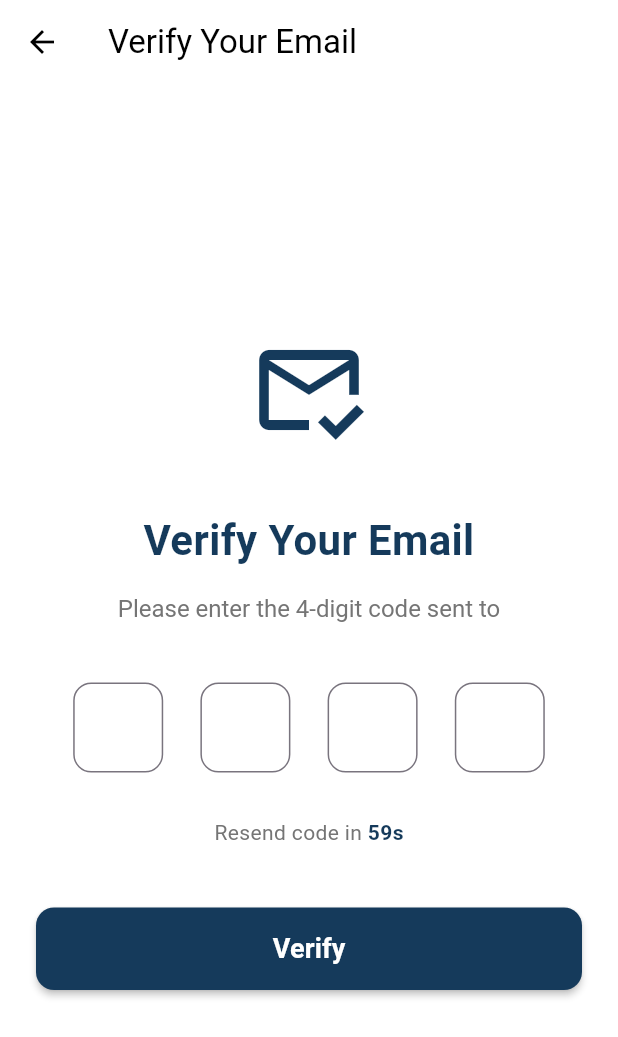
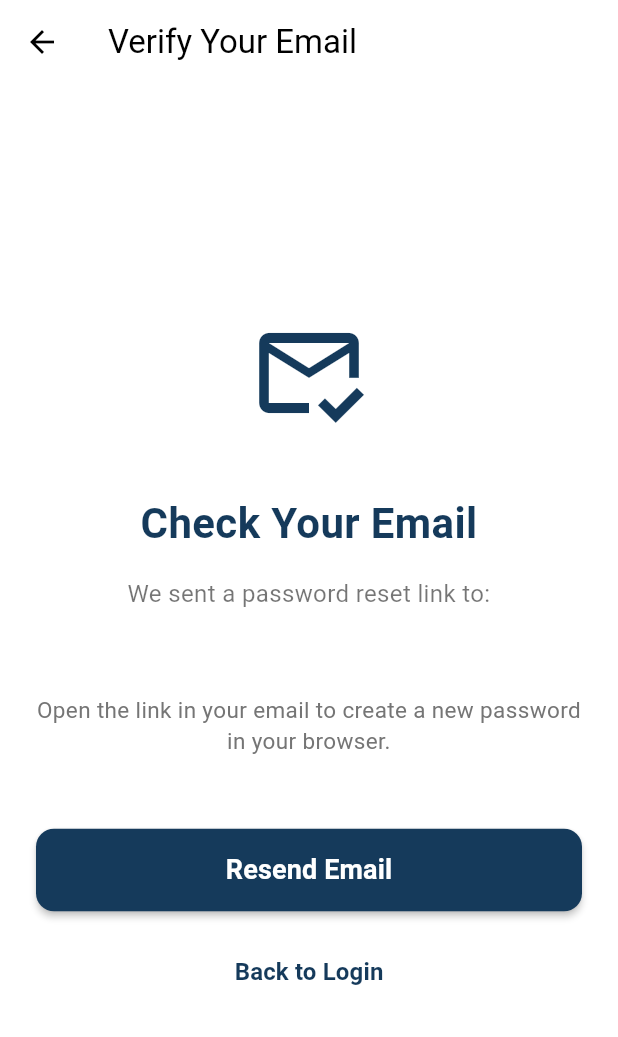
Before and after one commit to dorothyatienza/tanaw-app-capstone, a Flutter app: the VerificationCodeScreen screen opened directly with empty values, on a phone screen of 412 x 824 dp. Shown: the top 1037 px of the screen. Run offline on Flutter 3.47's test engine with Material 3 defaults, Android fonts, the phone set to English and light mode, and no system bars; our stand-ins replace cloud_firestore, firebase_auth, firebase_core, flutter_tts, font_awesome_flutter, google_sign_in and 3 more; accounts and stored records are empty.

Commit message:
forgot password now working
forgot password now working

```diff
--- a/lib/screens/verification_code_screen.dart
+++ b/lib/screens/verification_code_screen.dart
@@ -1,7 +1,8 @@
+import 'package:firebase_auth/firebase_auth.dart';
 import 'package:flutter/material.dart';
 import 'package:flutter/services.dart';
-import 'dart:async';
-import 'new_password_screen.dart';
+
+import 'login_screen.dart';
 
 class VerificationCodeScreen extends StatefulWidget {
   final String email;
@@ -13,73 +14,7 @@ class VerificationCodeScreen extends StatefulWidget {
 }
 
 class _VerificationCodeScreenState extends State<VerificationCodeScreen> {
-  final List<TextEditingController> _controllers =
-      List.generate(4, (index) => TextEditingController());
-  final List<FocusNode> _focusNodes =
-      List.generate(4, (index) => FocusNode());
-  Timer? _timer;
-  int _countdown = 60;
-  bool _canResend = false;
-
-  @override
-  void initState() {
-    super.initState();
-    _startCountdown();
-  }
-
-  @override
-  void dispose() {
-    for (var controller in _controllers) {
-      controller.dispose();
-    }
-    for (var focusNode in _focusNodes) {
-      focusNode.dispose();
-    }
-    _timer?.cancel();
-    super.dispose();
-  }
-
-  void _startCountdown() {
-    _canResend = false;
-    _countdown = 60;
-    _timer = Timer.periodic(const Duration(seconds: 1), (timer) {
-      setState(() {
-        if (_countdown > 0) {
-          _countdown--;
-        } else {
-          _canResend = true;
-          timer.cancel();
-        }
-      });
-    });
-  }
-
-  void _resendCode() {
-    if (_canResend) {
-      HapticFeedback.lightImpact();
-      _startCountdown();
-      // Here you would implement the actual resend logic
-      ScaffoldMessenger.of(context).showSnackBar(
-        const SnackBar(
-          content: Text('Verification code resent!'),
-          backgroundColor: Color(0xFF153A5B),
-        ),
-      );
-    }
-  }
-
-  void _verifyCode() {
-    String code = _controllers.map((controller) => controller.text).join();
-    if (code.length == 4) {
-      HapticFeedback.lightImpact();
-      Navigator.push(
-        context,
-        MaterialPageRoute(
-          builder: (context) => const NewPasswordScreen(),
-        ),
-      );
-    }
-  }
+  bool _isResending = false;
 
   @override
   Widget build(BuildContext context) {
@@ -111,7 +46,7 @@ class _VerificationCodeScreenState extends State<VerificationCodeScreen> {
               ),
               const SizedBox(height: 40),
               const Text(
-                'Verify Your Email',
+                'Check Your Email',
                 textAlign: TextAlign.center,
                 style: TextStyle(
                   fontSize: 28,
@@ -120,69 +55,30 @@ class _VerificationCodeScreenState extends State<VerificationCodeScreen> {
                 ),
               ),
               const SizedBox(height: 16),
-              RichText(
+              const Text(
+                'We sent a password reset link to:',
                 textAlign: TextAlign.center,
-                text: TextSpan(
-                  style: TextStyle(
+                style: TextStyle(fontSize: 16, color: Colors.black54),
+              ),
+              const SizedBox(height: 8),
+              Text(
+                widget.email,
+                textAlign: TextAlign.center,
+                style: const TextStyle(
                   fontSize: 16,
-                    color: Colors.grey.shade600,
-                  ),
-                  children: [
-                    const TextSpan(
-                        text: 'Please enter the 4-digit code sent to '),
-                    TextSpan(
-                      text: widget.email,
-                      style: const TextStyle(
                   fontWeight: FontWeight.bold,
                   color: Color(0xFF153A5B),
                 ),
               ),
-                  ],
+              const SizedBox(height: 24),
+              Text(
+                'Open the link in your email to create a new password in your browser.',
+                textAlign: TextAlign.center,
+                style: TextStyle(fontSize: 15, color: Colors.grey.shade600),
               ),
-              ),
-              const SizedBox(height: 40),
-              Row(
-                mainAxisAlignment: MainAxisAlignment.spaceEvenly,
-                children:
-                    List.generate(4, (index) => _buildCodeInput(index)),
-              ),
-              const SizedBox(height: 30),
-              if (!_canResend)
-                Row(
-                  mainAxisAlignment: MainAxisAlignment.center,
-                  children: [
-                    Text(
-                      'Resend code in ',
-                      style: TextStyle(
-                        color: Colors.grey.shade600,
-                        fontSize: 14,
-                      ),
-                    ),
-                    Text(
-                      '${_countdown.toString().padLeft(2, '0')}s',
-                      style: const TextStyle(
-                        color: Color(0xFF153A5B),
-                        fontSize: 14,
-                        fontWeight: FontWeight.bold,
-                      ),
-                    ),
-                  ],
-                ),
-              if (_canResend)
-                TextButton(
-                  onPressed: _resendCode,
-                  child: const Text(
-                    'Resend Code',
-                    style: TextStyle(
-                      color: Color(0xFF153A5B),
-                      fontSize: 14,
-                      fontWeight: FontWeight.bold,
-                    ),
-                  ),
-                ),
-              const SizedBox(height: 40),
+              const SizedBox(height: 48),
               ElevatedButton(
-                onPressed: _verifyCode,
+                onPressed: _isResending ? null : _resendEmail,
                 style: ElevatedButton.styleFrom(
                   backgroundColor: const Color(0xFF153A5B),
                   minimumSize: const Size.fromHeight(55),
@@ -191,12 +87,33 @@ class _VerificationCodeScreenState extends State<VerificationCodeScreen> {
                   ),
                   elevation: 2,
                 ),
-                child: const Text(
-                  'Verify',
+                child: _isResending
+                    ? const SizedBox(
+                        height: 24,
+                        width: 24,
+                        child: CircularProgressIndicator(
+                          color: Colors.white,
+                          strokeWidth: 2,
+                        ),
+                      )
+                    : const Text(
+                        'Resend Email',
                         style: TextStyle(
                           fontSize: 18,
                           color: Colors.white,
                           fontWeight: FontWeight.bold,
+                        ),
+                      ),
+              ),
+              const SizedBox(height: 16),
+              TextButton(
+                onPressed: _backToLogin,
+                child: const Text(
+                  'Back to Login',
+                  style: TextStyle(
+                    color: Color(0xFF153A5B),
+                    fontSize: 16,
+                    fontWeight: FontWeight.w600,
                   ),
                 ),
               ),
@@ -207,46 +124,53 @@ class _VerificationCodeScreenState extends State<VerificationCodeScreen> {
     );
   }
 
-  Widget _buildCodeInput(int index) {
-    return SizedBox(
-      width: 60,
-      height: 60,
-      child: TextField(
-        controller: _controllers[index],
-        focusNode: _focusNodes[index],
-        textAlign: TextAlign.center,
-        keyboardType: TextInputType.number,
-        maxLength: 1,
-        style: const TextStyle(
-          fontSize: 24,
-          fontWeight: FontWeight.bold,
-          color: Color(0xFF153A5B),
-        ),
-        decoration: InputDecoration(
-          counterText: '',
-          border: OutlineInputBorder(
-            borderRadius: BorderRadius.circular(12),
-            borderSide: BorderSide(color: Colors.grey.shade300, width: 1.5),
-          ),
-          focusedBorder: OutlineInputBorder(
-            borderRadius: BorderRadius.circular(12),
-            borderSide: const BorderSide(color: Color(0xFF153A5B), width: 2),
+  Future<void> _resendEmail() async {
+    HapticFeedback.lightImpact();
+
+    setState(() {
+      _isResending = true;
+    });
+
+    try {
+      await FirebaseAuth.instance.sendPasswordResetEmail(
+        email: widget.email.trim(),
+      );
+      if (!mounted) return;
+      ScaffoldMessenger.of(context).showSnackBar(
+        const SnackBar(
+          content: Text(
+            'If this email is registered, a new link is on the way.',
           ),
         ),
-        onChanged: (value) {
-          if (value.isNotEmpty && index < 3) {
-            _focusNodes[index + 1].requestFocus();
-          } else if (value.isEmpty && index > 0) {
-            _focusNodes[index - 1].requestFocus();
+      );
+    } on FirebaseAuthException {
+      _showNeutralError();
+    } catch (_) {
+      _showNeutralError();
+    } finally {
+      if (mounted) {
+        setState(() {
+          _isResending = false;
+        });
+      }
+    }
   }
 
-          if (_controllers.every((controller) => controller.text.isNotEmpty)) {
-            _verifyCode();
+  void _backToLogin() {
+    HapticFeedback.lightImpact();
+    Navigator.of(context).pushAndRemoveUntil(
+      MaterialPageRoute(builder: (_) => const LoginScreen()),
+      (route) => false,
+    );
   }
-        },
-        inputFormatters: [
-          FilteringTextInputFormatter.digitsOnly,
-        ],
+
+  void _showNeutralError() {
+    if (!mounted) return;
+    ScaffoldMessenger.of(context).showSnackBar(
+      const SnackBar(
+        content: Text(
+          'We couldn\'t process your request. Please try again shortly.',
+        ),
       ),
     );
   }
```
Also changed, not shown: lib/screens/forgot_password_screen.dart (+80 -35 lines), lib/screens/new_password_screen.dart (deleted, +0 -209 lines). Lines whose indentation alone changed are shown as unchanged.
